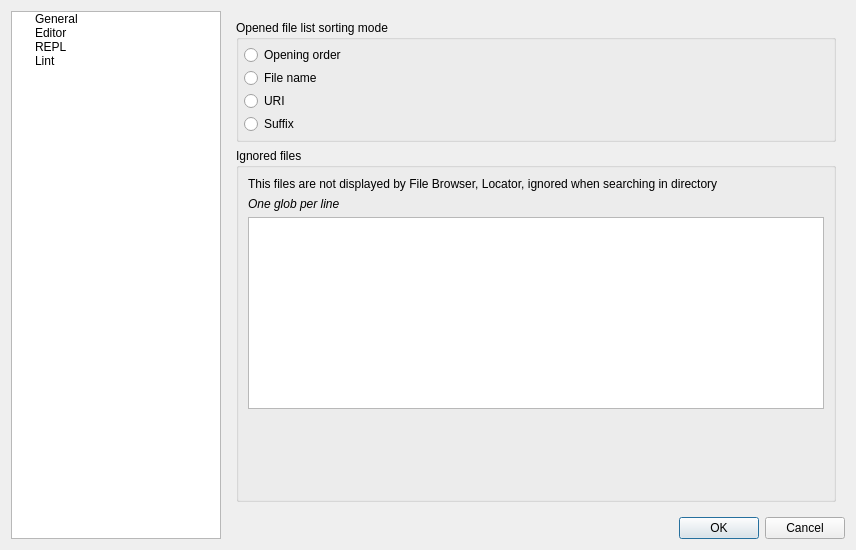
Above: enki/ui/UISettings.ui from andreikop/enki before the change. Below: the same form after it.
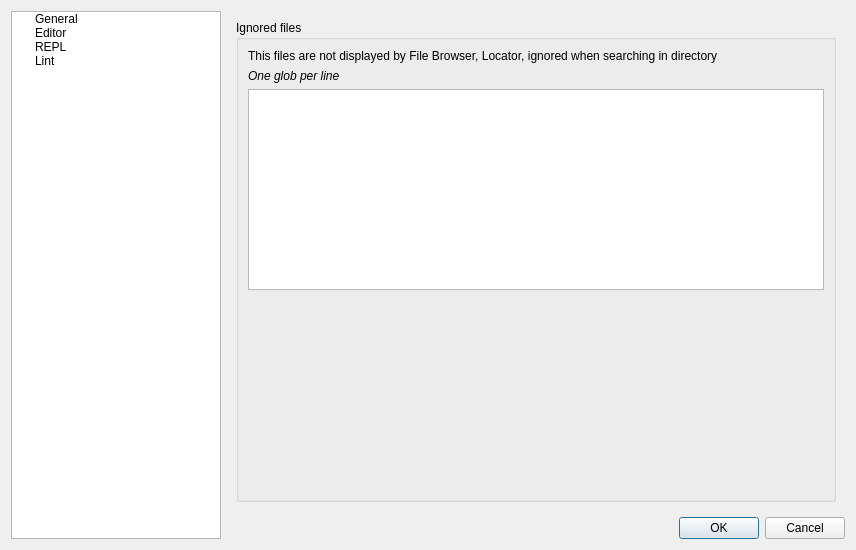
That is the form after the change. The open tabs and pages were chosen to show the change.

Commit message: workspace: remove file sorting settigns. Fix #272

The edit to the form file:
```diff
--- a/enki/ui/UISettings.ui
+++ b/enki/ui/UISettings.ui
@@ -73,49 +73,6 @@
        </property>
        <widget class="QWidget" name="pGeneral">
         <layout class="QVBoxLayout" name="verticalLayout_6">
-         <item>
-          <widget class="QGroupBox" name="gbWorkspace">
-           <property name="title">
-            <string>Opened file list sorting mode</string>
-           </property>
-           <layout class="QGridLayout">
-            <property name="margin">
-             <number>5</number>
-            </property>
-            <property name="spacing">
-             <number>3</number>
-            </property>
-            <item row="0" column="0">
-             <widget class="QRadioButton" name="rbOpeningOrder">
-              <property name="text">
-               <string>Opening order</string>
-              </property>
-             </widget>
-            </item>
-            <item row="1" column="0">
-             <widget class="QRadioButton" name="rbFileName">
-              <property name="text">
-               <string>File name</string>
-              </property>
-             </widget>
-            </item>
-            <item row="2" column="0">
-             <widget class="QRadioButton" name="rbUri">
-              <property name="text">
-               <string>URI</string>
-              </property>
-             </widget>
-            </item>
-            <item row="3" column="0">
-             <widget class="QRadioButton" name="rbSuffix">
-              <property name="text">
-               <string>Suffix</string>
-              </property>
-             </widget>
-            </item>
-           </layout>
-          </widget>
-         </item>
          <item>
           <widget class="QGroupBox" name="gbFilesToHide">
            <property name="title">
```
Left out of the diff: 2 changed lines with no effect on the pictures. The commit also changes 2 other files.
